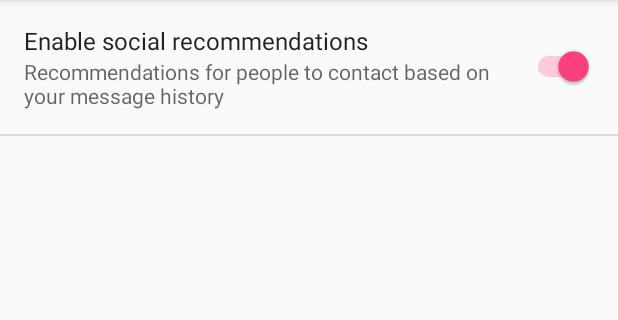
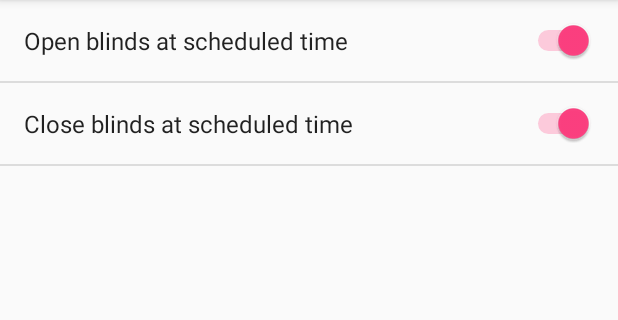
Before and after one commit to f-jiang/smart-blinds, an Android app: the screen it shows after launch (SmartBlindsControlActivity), on a phone screen of 412 x 824 dp, the part 84-404 px from its top. Run offline under Robolectric (Android 15) with nearby library versions, the phone set to English and light mode, and no system bars.

Commit message:
app: add switches to main preferences

```diff
--- a/app/app/src/main/res/values/strings.xml
+++ b/app/app/src/main/res/values/strings.xml
@@ -8,9 +8,7 @@
     <!-- Strings related to Settings -->
 
     <!-- Example General settings -->
-    <string name="pref_title_social_recommendations">Enable social recommendations</string>
-    <string name="pref_description_social_recommendations">Recommendations for people to contact
-        based on your message history
-    </string>
+    <string name="pref_title_auto_open">Open blinds at scheduled time</string>
+    <string name="pref_title_auto_close">Close blinds at scheduled time</string>
 
 </resources>
--- a/app/app/src/main/res/xml/pref_smart_blinds_control.xml
+++ b/app/app/src/main/res/xml/pref_smart_blinds_control.xml
@@ -2,8 +2,12 @@
 
     <SwitchPreference
         android:defaultValue="true"
-        android:key="example_switch"
-        android:summary="@string/pref_description_social_recommendations"
-        android:title="@string/pref_title_social_recommendations" />
+        android:key="auto_open_switch"
+        android:title="@string/pref_title_auto_open" />
+
+    <SwitchPreference
+        android:defaultValue="true"
+        android:key="auto_close_switch"
+        android:title="@string/pref_title_auto_close" />
 
 </PreferenceScreen>
```
